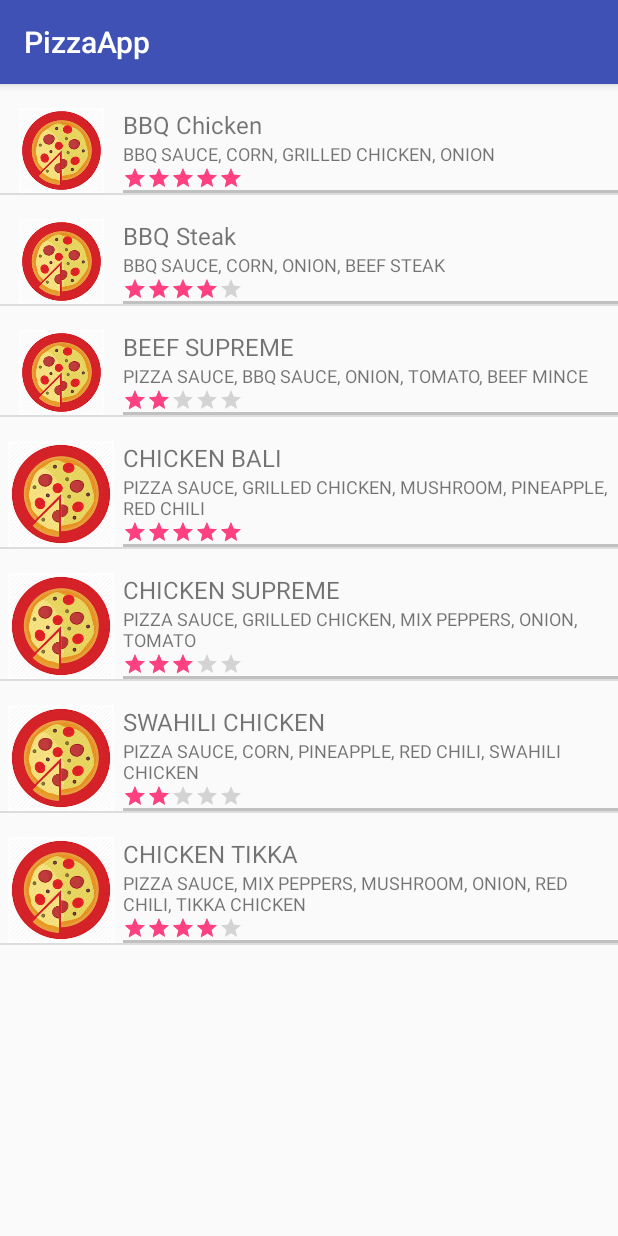
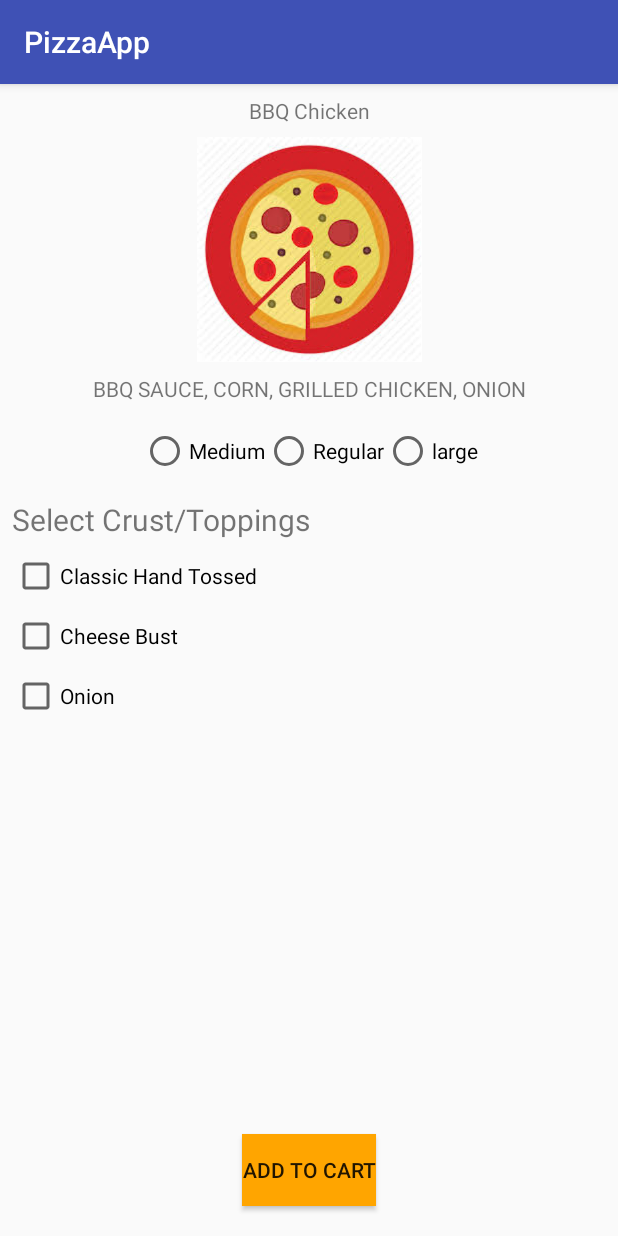
Before and after one commit to Josetedd/Pizza-Store, an Android app: the screen it shows after launch once a user with an empty profile is signed in (MainActivity before the commit, SelectedPizza after it), after a tap on "BBQ Chicken", on a phone screen of 412 x 824 dp. Run offline under Robolectric (Android 15) with nearby library versions, the phone set to English and light mode, and no system bars; our stand-ins replace Firebase (no records; nobody signed in at launch, a user with empty details on screens opened directly).

Commit message:
connected home screen to selected pizza activity. users can now view an item/order by clicking on it

```diff
--- a/app/src/main/java/com/example/android/pizzaapp/MainActivity.java
+++ b/app/src/main/java/com/example/android/pizzaapp/MainActivity.java
@@ -3,6 +3,7 @@ package com.example.android.pizzaapp;
 import android.content.Intent;
 import android.os.Bundle;
 import android.support.v7.app.AppCompatActivity;
+import android.util.Log;
 import android.view.View;
 import android.widget.AdapterView;
 import android.widget.ListView;
@@ -15,6 +16,7 @@ public class MainActivity extends AppCompatActivity {
     private ListView homeList;
     //declare FirebaseAuth instance
     private FirebaseAuth mAuth;
+
 
     @Override
     protected void onCreate(Bundle savedInstanceState) {
@@ -30,7 +32,7 @@ public class MainActivity extends AppCompatActivity {
             startActivity(new Intent(getApplicationContext(), LoginActivity.class));
         }
         // Temporary data. list of pizzas will be from firebase realtime database
-        Pizza pizza_data[]= new Pizza[]{
+        final Pizza pizza_data[]= new Pizza[]{
                 new Pizza(R.drawable.pizzaicon,"BBQ Chicken", "BBQ SAUCE, CORN, GRILLED CHICKEN, ONION",5),
                 new Pizza(R.drawable.pizzaicon,"BBQ Steak", "BBQ SAUCE, CORN, ONION, BEEF STEAK",4),
                 new Pizza(R.drawable.pizzaicon,"BEEF SUPREME", "PIZZA SAUCE, BBQ SAUCE, ONION, TOMATO, BEEF MINCE",2),
@@ -41,7 +43,7 @@ public class MainActivity extends AppCompatActivity {
 
         };
         //CONNECT DATA TO LIST
-        PizzaViewAdapter adapter = new PizzaViewAdapter(this,R.layout.home_items_activity,pizza_data);
+        final PizzaViewAdapter adapter = new PizzaViewAdapter(this,R.layout.home_items_activity,pizza_data);
 
         //home listview initialize
         homeList= (ListView) findViewById(R.id.HomeList);
@@ -53,10 +55,14 @@ public class MainActivity extends AppCompatActivity {
             @Override
             public void onItemClick(AdapterView<?> parent, View view, int position,
                                     long id) {
-
-                String item = ((TextView)view).getText().toString();
-
-                Toast.makeText(getBaseContext(), item, Toast.LENGTH_LONG).show();
+               Pizza pizza = (Pizza) parent.getItemAtPosition(position);
+                Intent i = new Intent(MainActivity.this, SelectedPizza.class);
+                Bundle bundle = new Bundle();
+                bundle.putInt("ImageId", pizza.getPizzaImage());
+                bundle.putString("Title", pizza.getTitle());
+                bundle.putString("Description", pizza.getDescription());
+                i.putExtras(bundle);
+                startActivity(i);
 
             }
         });
--- a/app/src/main/java/com/example/android/pizzaapp/Pizza.java
+++ b/app/src/main/java/com/example/android/pizzaapp/Pizza.java
@@ -22,4 +22,15 @@ public class Pizza {
         this. description = description;
         this. rating = rating;
     }
+    public int getPizzaImage(){
+
+        return pizzaImage;
+
+    }
+    public String getTitle(){
+        return title;
+    }
+    public String getDescription(){
+        return description;
+    }
 }
--- a/app/src/main/java/com/example/android/pizzaapp/SelectedPizza.java
+++ b/app/src/main/java/com/example/android/pizzaapp/SelectedPizza.java
@@ -1,13 +1,34 @@
 package com.example.android.pizzaapp;
 
+import android.content.Intent;
 import android.support.v7.app.AppCompatActivity;
 import android.os.Bundle;
+import android.util.Log;
+import android.widget.ImageView;
+import android.widget.TextView;
 
 public class SelectedPizza extends AppCompatActivity {
+    //Declare views
+    TextView titleTxt;
+    ImageView imageImgView;
+    TextView descTxt;
+
 
     @Override
     protected void onCreate(Bundle savedInstanceState) {
         super.onCreate(savedInstanceState);
         setContentView(R.layout.activity_selected_pizza);
+        // Initialize views
+        titleTxt = (TextView) findViewById(R.id.SelectedPizzaTittle);
+        imageImgView = findViewById(R.id.SelectedPizzaImage);
+        descTxt = findViewById(R.id.SelectedPizzaDesc);
+        // get intent
+        Intent i = getIntent();
+        Bundle bundle = i.getExtras();
+        if(!bundle.isEmpty()){
+            titleTxt.setText(bundle.getString("Title"));
+            descTxt.setText(bundle.getString("Description"));
+            imageImgView.setImageResource(bundle.getInt("ImageId"));
+        }
     }
 }
--- a/app/src/main/res/layout/activity_selected_pizza.xml
+++ b/app/src/main/res/layout/activity_selected_pizza.xml
@@ -13,7 +13,6 @@
         android:layout_marginEnd="8dp"
         android:layout_marginStart="8dp"
         android:layout_marginTop="8dp"
-        android:text="Title Here"
         app:layout_constraintEnd_toEndOf="parent"
         app:layout_constraintStart_toStartOf="parent"
         app:layout_constraintTop_toTopOf="parent" />
@@ -25,7 +24,6 @@
         android:layout_marginEnd="8dp"
         android:layout_marginStart="8dp"
         android:layout_marginTop="8dp"
-        android:src="@drawable/pizzaicon"
         app:layout_constraintEnd_toEndOf="parent"
         app:layout_constraintStart_toStartOf="parent"
         app:layout_constraintTop_toBottomOf="@+id/SelectedPizzaTittle" />
@@ -37,7 +35,7 @@
         android:layout_marginEnd="8dp"
         android:layout_marginStart="8dp"
         android:layout_marginTop="8dp"
-        android:text="Description here"
+
         app:layout_constraintEnd_toEndOf="parent"
         app:layout_constraintStart_toStartOf="parent"
         app:layout_constraintTop_toBottomOf="@+id/SelectedPizzaImage" />
```
